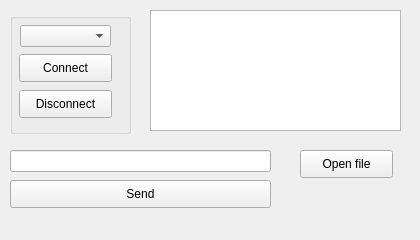
The window that src/mainwindow.ui (d-serj/comhdlc) describes before a commit, drawn with Qt 5.
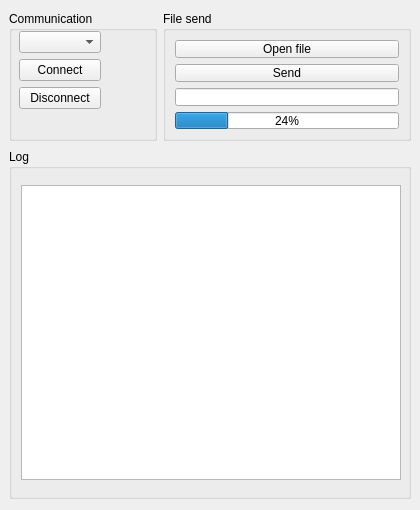
The same window after the commit.

```diff
--- a/src/mainwindow.ui
+++ b/src/mainwindow.ui
@@ -10,19 +10,19 @@
     <x>0</x>
     <y>0</y>
     <width>420</width>
-    <height>240</height>
+    <height>510</height>
    </rect>
   </property>
   <property name="minimumSize">
    <size>
     <width>420</width>
-    <height>240</height>
+    <height>510</height>
    </size>
   </property>
   <property name="maximumSize">
    <size>
     <width>420</width>
-    <height>240</height>
+    <height>510</height>
    </size>
   </property>
   <property name="baseSize">
@@ -35,118 +35,151 @@
    <string>comhdlc</string>
   </property>
   <widget class="QWidget" name="centralwidget">
+   <layout class="QGridLayout" name="gridLayout_2">
+    <item row="0" column="2">
+     <widget class="QGroupBox" name="groupBox_file_opeartions">
+      <property name="maximumSize">
+       <size>
+        <width>250</width>
+        <height>130</height>
+       </size>
+      </property>
+      <property name="title">
+       <string>File send</string>
+      </property>
+      <layout class="QVBoxLayout" name="verticalLayout_2">
+       <item>
+        <widget class="QPushButton" name="button_file_dialog">
+         <property name="text">
+          <string>Open file</string>
+         </property>
+        </widget>
+       </item>
+       <item>
+        <widget class="QPushButton" name="button_send_file">
+         <property name="text">
+          <string>Send</string>
+         </property>
+        </widget>
+       </item>
+       <item>
+        <widget class="QLineEdit" name="selected_file_name"/>
+       </item>
+       <item>
+        <widget class="QProgressBar" name="file_send_progress">
+         <property name="value">
+          <number>24</number>
+         </property>
+        </widget>
+       </item>
+      </layout>
+     </widget>
+    </item>
+    <item row="1" column="0" colspan="3">
+     <widget class="QGroupBox" name="groupBox_2">
+      <property name="maximumSize">
+       <size>
+        <width>16777215</width>
+        <height>350</height>
+       </size>
+      </property>
+      <property name="title">
+       <string>Log</string>
+      </property>
+      <layout class="QGridLayout" name="gridLayout_3">
+       <item row="1" column="0">
+        <widget class="QTextEdit" name="text_log">
+         <property name="sizePolicy">
+          <sizepolicy hsizetype="Fixed" vsizetype="Fixed">
+           <horstretch>0</horstretch>
+           <verstretch>0</verstretch>
+          </sizepolicy>
+         </property>
+         <property name="minimumSize">
+          <size>
+           <width>380</width>
+           <height>295</height>
+          </size>
+         </property>
+         <property name="maximumSize">
+          <size>
+           <width>380</width>
+           <height>295</height>
+          </size>
+         </property>
+         <property name="font">
+          <font>
+           <family>Consolas</family>
+          </font>
+         </property>
+         <property name="acceptDrops">
+          <bool>false</bool>
+         </property>
+         <property name="undoRedoEnabled">
+          <bool>false</bool>
+         </property>
+         <property name="readOnly">
+          <bool>true</bool>
+         </property>
+        </widget>
+       </item>
+      </layout>
+     </widget>
+    </item>
+    <item row="0" column="0" colspan="2">
    <widget class="QGroupBox" name="groupBox">
-    <property name="geometry">
-     <rect>
-      <x>10</x>
-      <y>13</y>
-      <width>121</width>
-      <height>121</height>
-     </rect>
+      <property name="maximumSize">
+       <size>
+        <width>16777215</width>
+        <height>16777215</height>
+       </size>
     </property>
     <property name="title">
-     <string/>
-    </property>
-    <widget class="QComboBox" name="comboBox">
+       <string>Communication</string>
+      </property>
+      <widget class="QWidget" name="layoutWidget">
      <property name="geometry">
       <rect>
        <x>10</x>
-       <y>12</y>
-       <width>91</width>
-       <height>22</height>
-      </rect>
-     </property>
-    </widget>
+         <y>20</y>
+         <width>82</width>
+         <height>78</height>
+        </rect>
+       </property>
+       <layout class="QVBoxLayout" name="verticalLayout">
+        <item>
+         <widget class="QComboBox" name="comboBox"/>
+        </item>
+        <item>
     <widget class="QPushButton" name="buttonConnect">
-     <property name="geometry">
-      <rect>
-       <x>9</x>
-       <y>41</y>
-       <width>93</width>
-       <height>28</height>
-      </rect>
-     </property>
      <property name="text">
       <string>Connect</string>
      </property>
     </widget>
+        </item>
+        <item>
     <widget class="QPushButton" name="buttonDisconnect">
-     <property name="geometry">
-      <rect>
-       <x>9</x>
-       <y>77</y>
-       <width>93</width>
-       <height>28</height>
-      </rect>
-     </property>
      <property name="text">
       <string>Disconnect</string>
      </property>
     </widget>
-   </widget>
-   <widget class="QPushButton" name="file_dialog">
-    <property name="geometry">
-     <rect>
-      <x>300</x>
-      <y>150</y>
-      <width>93</width>
-      <height>28</height>
-     </rect>
-    </property>
-    <property name="text">
-     <string>Open file</string>
-    </property>
-   </widget>
-   <widget class="QLineEdit" name="selected_file_name">
-    <property name="geometry">
-     <rect>
-      <x>10</x>
-      <y>150</y>
-      <width>261</width>
-      <height>22</height>
-     </rect>
-    </property>
-   </widget>
-   <widget class="QPushButton" name="buttonSendFile">
-    <property name="geometry">
-     <rect>
-      <x>10</x>
-      <y>180</y>
-      <width>261</width>
-      <height>28</height>
-     </rect>
-    </property>
-    <property name="text">
-     <string>Send</string>
-    </property>
-   </widget>
-   <widget class="QTextEdit" name="text_log">
-    <property name="geometry">
-     <rect>
-      <x>150</x>
-      <y>10</y>
-      <width>251</width>
-      <height>121</height>
-     </rect>
-    </property>
+        </item>
+       </layout>
    </widget>
    <widget class="QWidget" name="gridLayoutWidget">
     <property name="geometry">
      <rect>
-      <x>340</x>
-      <y>180</y>
-      <width>31</width>
-      <height>31</height>
+         <x>100</x>
+         <y>20</y>
+         <width>41</width>
+         <height>41</height>
      </rect>
     </property>
     <layout class="QGridLayout" name="gridLayout"/>
    </widget>
-   <zorder>selected_file_name</zorder>
-   <zorder>groupBox</zorder>
-   <zorder>file_dialog</zorder>
-   <zorder>buttonSendFile</zorder>
-   <zorder>text_log</zorder>
-   <zorder>gridLayoutWidget</zorder>
+     </widget>
+    </item>
+   </layout>
   </widget>
   <widget class="QMenuBar" name="menubar">
    <property name="geometry">
```
Left out of the diff: 6 changed lines with no effect on the pictures. Lines whose indentation alone changed are shown as unchanged.
